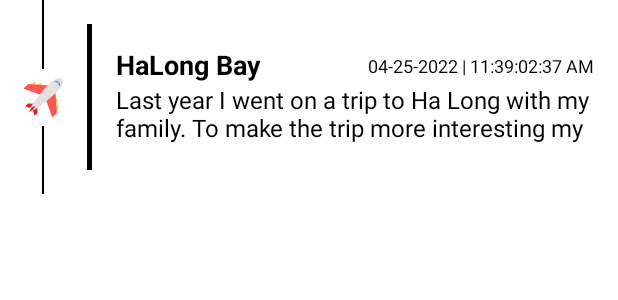
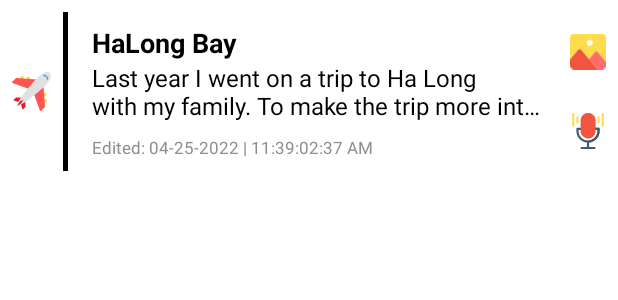
Before and after one commit to ManhCuong21/mynote-app, an Android app: the layout item_list_note.xml on its own in the app's theme, with its tools: preview values and no code run, on a phone screen of 412 x 824 dp. Shown: the top 300 px of the screen. Run offline under Robolectric (Android 15) with nearby library versions, the phone set to English and light mode, and no system bars.

Commit message:
update ui item note

```diff
--- a/presentation/src/main/java/com/example/presentation/note/adapter/NoteListRecordAdapter.kt
+++ b/presentation/src/main/java/com/example/presentation/note/adapter/NoteListRecordAdapter.kt
@@ -106,6 +106,9 @@ class NoteListRecordAdapter(
                     e.printStackTrace()
                 }
             }
+            if (player?.audioSessionId != -1) {
+                binding.audioWave.addAmplitude(player?.audioSessionId!!.toFloat())
+            }
         }
 
         private fun pausePlaying() {
--- a/presentation/src/main/res/layout/fragment_list_category.xml
+++ b/presentation/src/main/res/layout/fragment_list_category.xml
@@ -11,7 +11,7 @@
         android:layout_width="0dp"
         android:layout_height="wrap_content"
         android:gravity="center"
-        android:paddingVertical="@dimen/dimen_8"
+        android:paddingVertical="@dimen/dimen_16"
         android:text="@string/category"
         app:layout_constraintEnd_toEndOf="parent"
         app:layout_constraintStart_toStartOf="parent"
--- a/presentation/src/main/res/layout/item_list_note.xml
+++ b/presentation/src/main/res/layout/item_list_note.xml
@@ -9,97 +9,86 @@
     android:gravity="center_vertical"
     android:orientation="horizontal">
 
-    <androidx.appcompat.widget.LinearLayoutCompat
-        android:layout_width="wrap_content"
-        android:layout_height="match_parent"
-        android:layout_marginHorizontal="@dimen/dimen_16"
-        android:gravity="center_horizontal"
-        android:orientation="vertical">
-
-        <View
-            android:id="@+id/vLineTop"
-            style="@style/LineVertical"
-            android:layout_width="@dimen/dimen_1"
-            android:layout_height="wrap_content"
-            android:layout_weight="1" />
-
     <androidx.appcompat.widget.AppCompatImageView
         android:id="@+id/imgCategoryNote"
         android:layout_width="wrap_content"
         android:layout_height="wrap_content"
-            android:layout_marginVertical="@dimen/dimen_6"
+        android:layout_marginHorizontal="@dimen/dimen_8"
         android:src="@drawable/icon_travel" />
 
-        <View
-            android:id="@+id/vLineBottom"
-            style="@style/LineVertical"
-            android:layout_width="@dimen/dimen_1"
+    <androidx.appcompat.widget.LinearLayoutCompat
+        style="@style/BackgroundContentRoot"
+        android:layout_width="match_parent"
         android:layout_height="wrap_content"
-            android:layout_weight="1" />
-    </androidx.appcompat.widget.LinearLayoutCompat>
+        android:layout_marginVertical="@dimen/dimen_8"
+        android:gravity="center">
 
         <View
             android:id="@+id/vColorNote"
             android:layout_width="@dimen/dimen_3"
             android:layout_height="match_parent"
-        android:layout_marginVertical="@dimen/dimen_16"
-        android:background="@color/black"
-        app:layout_constraintBottom_toBottomOf="parent"
-        app:layout_constraintStart_toStartOf="parent"
-        app:layout_constraintTop_toTopOf="parent" />
+            android:background="@color/black" />
 
-    <androidx.constraintlayout.widget.ConstraintLayout
-        android:id="@+id/lConstrain"
-        style="@style/BackgroundContentRoot"
-        android:layout_width="match_parent"
+        <androidx.appcompat.widget.LinearLayoutCompat
+            android:layout_width="0dp"
             android:layout_height="wrap_content"
-        android:layout_marginVertical="@dimen/dimen_16"
-        android:paddingEnd="@dimen/dimen_16">
-
+            android:layout_weight="1"
+            android:orientation="vertical"
+            android:paddingHorizontal="@dimen/dimen_16"
+            android:paddingVertical="@dimen/dimen_8">
 
             <androidx.appcompat.widget.AppCompatTextView
                 android:id="@+id/tvTitleNote"
                 style="@style/TextTitle"
-            android:layout_width="0dp"
+                android:layout_width="wrap_content"
                 android:layout_height="wrap_content"
-            android:layout_marginStart="@dimen/dimen_16"
-            android:layout_marginTop="@dimen/dimen_8"
-            android:layout_marginEnd="@dimen/dimen_8"
                 android:ellipsize="end"
                 android:maxLines="1"
                 android:textSize="@dimen/text_size_18sp"
-            app:layout_constraintBottom_toBottomOf="parent"
-            app:layout_constraintEnd_toStartOf="@+id/tvTimeNote"
-            app:layout_constraintHorizontal_bias="0"
-            app:layout_constraintStart_toStartOf="parent"
-            app:layout_constraintTop_toTopOf="parent"
-            app:layout_constraintVertical_bias=".1"
                 tools:text="HaLong Bay" />
+
+            <androidx.appcompat.widget.AppCompatTextView
+                android:id="@+id/tvContentNote"
+                style="@style/TextContent"
+                android:layout_width="match_parent"
+                android:layout_height="wrap_content"
+                android:ellipsize="end"
+                android:maxLines="2"
+                android:minHeight="@dimen/dimen_50"
+                android:overScrollMode="always"
+                tools:text="Last year I went on a trip to Ha Long with my family. To make the trip more interesting my dad drove a family car himself..." />
 
             <androidx.appcompat.widget.AppCompatTextView
                 android:id="@+id/tvTimeNote"
                 style="@style/TextContent"
                 android:layout_width="wrap_content"
                 android:layout_height="wrap_content"
-            android:textSize="@dimen/text_size_12sp"
-            app:layout_constraintBottom_toTopOf="@+id/tvContentNote"
-            app:layout_constraintEnd_toEndOf="parent"
-            app:layout_constraintTop_toTopOf="parent"
-            app:layout_constraintVertical_bias=".85"
-            tools:text="04-25-2022 | 11:39:02:37 AM" />
+                android:textColor="@color/system_gray_disable"
+                android:textSize="@dimen/text_size_11sp"
+                tools:text="Edited: 04-25-2022 | 11:39:02:37 AM" />
+        </androidx.appcompat.widget.LinearLayoutCompat>
 
-        <androidx.appcompat.widget.AppCompatTextView
-            android:id="@+id/tvContentNote"
-            style="@style/TextContent"
-            android:layout_width="match_parent"
+        <androidx.appcompat.widget.LinearLayoutCompat
+            style="@style/BackgroundContentRoot"
+            android:layout_width="wrap_content"
+            android:layout_height="match_parent"
+            android:layout_marginEnd="@dimen/dimen_8"
+            android:gravity="center"
+            android:orientation="vertical">
+
+            <androidx.appcompat.widget.AppCompatImageView
+                android:id="@+id/vHaveImage"
+                android:layout_width="wrap_content"
                 android:layout_height="wrap_content"
-            android:layout_marginStart="@dimen/dimen_16"
-            android:layout_marginBottom="@dimen/dimen_8"
-            android:maxLines="2"
-            android:minHeight="@dimen/dimen_50"
-            android:overScrollMode="always"
-            app:layout_constraintBottom_toBottomOf="parent"
-            app:layout_constraintTop_toBottomOf="@+id/tvTitleNote"
-            tools:text="Last year I went on a trip to Ha Long with my family. To make the trip more interesting my dad drove a family car himself..." />
-    </androidx.constraintlayout.widget.ConstraintLayout>
+                android:layout_weight="1"
+                app:srcCompat="@drawable/icon_choose_image" />
+
+            <androidx.appcompat.widget.AppCompatImageView
+                android:id="@+id/vHaveRecord"
+                android:layout_width="wrap_content"
+                android:layout_height="wrap_content"
+                android:layout_weight="1"
+                app:srcCompat="@drawable/icon_choose_record" />
         </androidx.appcompat.widget.LinearLayoutCompat>
+    </androidx.appcompat.widget.LinearLayoutCompat>
+</androidx.appcompat.widget.LinearLayoutCompat>
--- a/presentation/src/main/res/layout/item_list_record_edit_note.xml
+++ b/presentation/src/main/res/layout/item_list_record_edit_note.xml
@@ -28,6 +28,7 @@
             android:textColor="#FD5454" />
 
         <com.example.presentation.canvas.AudioWave
+            android:id="@+id/audioWave"
             android:layout_width="@dimen/dimen_100"
             android:layout_height="@dimen/dimen_45" />
 
--- a/presentation/src/main/res/values/strings.xml
+++ b/presentation/src/main/res/values/strings.xml
@@ -53,5 +53,6 @@
     <string name="title_show_on_map">Show on map</string>
     <string name="title_delete">Delete</string>
     <string name="title_update_category">Update</string>
+    <string name="format_date_note">Edited: %s</string>
 
 </resources>
```
Also changed, not shown: presentation/src/main/java/com/example/presentation/main/home/listnote/ListNoteAdapter.kt (+23 -16 lines), presentation/src/main/java/com/example/presentation/main/home/listnote/ListNoteFragment.kt (+14 -1 lines), presentation/src/main/res/layout/fragment_note.xml (+5 -5 lines). Lines whose indentation alone changed are shown as unchanged.
